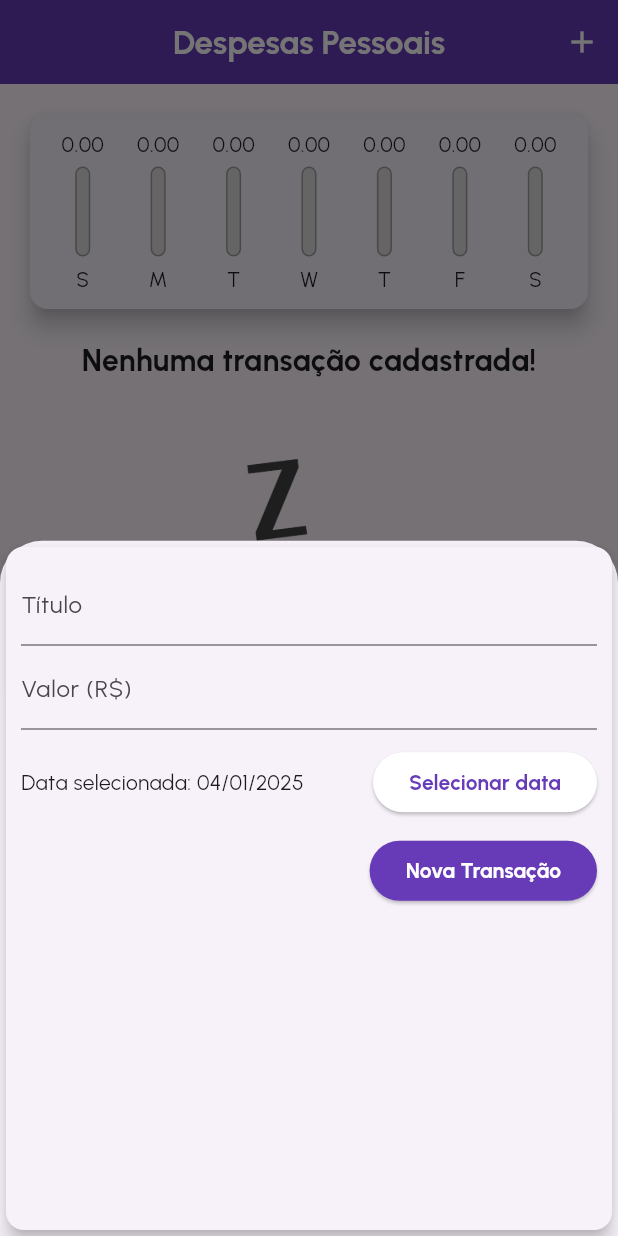
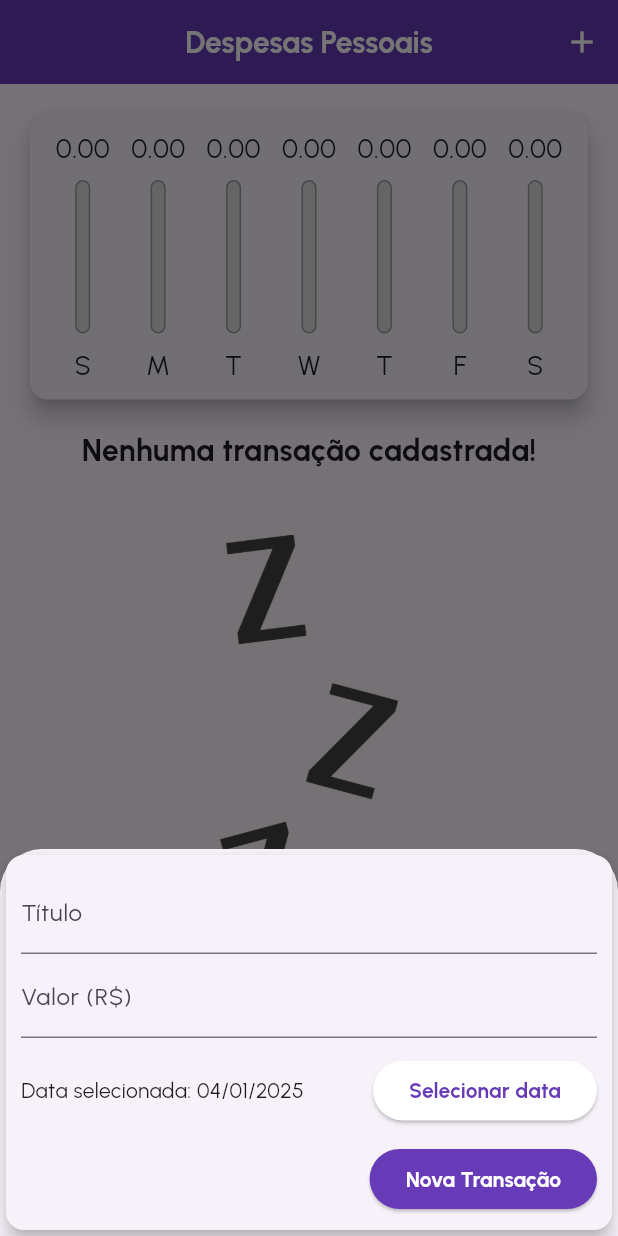
Before and after one commit to NaClaracontato/expenses, a Flutter app: the screen it shows after launch, after a tap on the "add" icon, on a phone screen of 412 x 824 dp. Run offline on Flutter 3.47's test engine with Material 3 defaults, Android fonts, the phone set to English and light mode, and no system bars.

Commit message:
ajuste de layout

```diff
--- a/lib/components/chart_bar.dart
+++ b/lib/components/chart_bar.dart
@@ -14,20 +14,23 @@ class ChartBar extends StatelessWidget {
 
   @override
   Widget build(BuildContext context) {
-    return Column(children: [
+    return LayoutBuilder(
+      builder: (ctx, constraints) {
+        return Column(
+          children: [
             SizedBox(
-        height: 20,
+              height: constraints.maxHeight * 0.15,
               child: FittedBox(
                 child: Text(
                   value.toStringAsFixed(2),
                 ),
               ),
             ),
-      const SizedBox(
-        height: 5,
+            SizedBox(
+              height: constraints.maxHeight * 0.05,
             ),
             SizedBox(
-        height: 60,
+              height: constraints.maxHeight * 0.6,
               width: 10,
               child: Stack(
                 alignment: Alignment.bottomCenter,
@@ -53,10 +56,18 @@ class ChartBar extends StatelessWidget {
                 ],
               ),
             ),
-      const SizedBox(
-        height: 5,
+            SizedBox(
+              height: constraints.maxHeight * 0.05,
             ),
-      Text(label),
-    ]);
+            SizedBox(
+              height: constraints.maxHeight * 0.15,
+              child: FittedBox(
+                child: Text(label),
+              ),
+            ),
+          ],
+        );
+      },
+    );
   }
 }
--- a/lib/components/transaction_form.dart
+++ b/lib/components/transaction_form.dart
@@ -44,10 +44,16 @@ class _TransactionFormState extends State<TransactionForm> {
 
   @override
   Widget build(BuildContext context) {
-    return Card(
+    return SingleChildScrollView(
+      child: Card(
         elevation: 5,
         child: Padding(
-        padding: const EdgeInsets.all(10),
+          padding: EdgeInsets.only(
+            top: 10,
+            right: 10,
+            left: 10,
+            bottom: 10 + MediaQuery.of(context).viewInsets.bottom,
+          ),
           child: Column(
             children: [
               TextField(
@@ -114,6 +120,7 @@ class _TransactionFormState extends State<TransactionForm> {
             ],
           ),
         ),
+      ),
     );
   }
 }
--- a/lib/components/transaction_list.dart
+++ b/lib/components/transaction_list.dart
@@ -11,10 +11,10 @@ class TransactionList extends StatelessWidget {
 
   @override
   Widget build(BuildContext context) {
-    return SizedBox(
-      height: 520,
-      child: transactions.isEmpty
-          ? Column(
+    return transactions.isEmpty
+        ? LayoutBuilder(
+            builder: (ctx, constrains) {
+              return Column(
                 children: [
                   const SizedBox(
                     height: 50,
@@ -27,16 +27,18 @@ class TransactionList extends StatelessWidget {
                     ),
                   ),
                   const SizedBox(
-                  height: 30,
+                    height: 20,
                   ),
                   SizedBox(
-                  height: 200,
+                    height: constrains.maxHeight * 0.5,
                     child: Image.asset(
                       'assets/images/waiting.png',
                       fit: BoxFit.cover,
                     ),
                   ),
                 ],
+              );
+            },
           )
         : ListView.builder(
             itemCount: transactions.length,
@@ -74,7 +76,19 @@ class TransactionList extends StatelessWidget {
                   subtitle: Text(
                     DateFormat('dd MMM yyyy').format(tr.date),
                   ),
-                    trailing: IconButton(
+                  trailing: MediaQuery.of(context).size.width > 480
+                      ? ElevatedButton.icon(
+                          onPressed: () => onRemove(tr.id),
+                          label: const Text(
+                            'Excluir',
+                            style: TextStyle(color: Colors.red),
+                          ),
+                          icon: const Icon(
+                            Icons.delete,
+                            color: Colors.red,
+                          ),
+                        )
+                      : IconButton(
                           onPressed: () => onRemove(tr.id),
                           icon: const Icon(Icons.delete),
                           color: Colors.red,
@@ -82,7 +96,6 @@ class TransactionList extends StatelessWidget {
                 ),
               );
             },
-            ),
           );
   }
 }
--- a/lib/view/my_home_page.dart
+++ b/lib/view/my_home_page.dart
@@ -14,6 +14,7 @@ class MyHomePage extends StatefulWidget {
 
 class _MyHomePageState extends State<MyHomePage> {
   final List<Transaction> transactions = [];
+  bool _showChart = false;
 
   List<Transaction> get _recentTransactions {
     return transactions.where((tr) {
@@ -59,10 +60,22 @@ class _MyHomePageState extends State<MyHomePage> {
 
   @override
   Widget build(BuildContext context) {
-    return Scaffold(
-      appBar: AppBar(
+    final mediaQuery = MediaQuery.of(context);
+
+    bool isLandscape = mediaQuery.orientation == Orientation.landscape;
+    final appBar = AppBar(
       backgroundColor: Theme.of(context).colorScheme.primary,
       actions: [
+        if (isLandscape)
+          IconButton(
+            onPressed: () {
+              setState(() {
+                _showChart = !_showChart;
+              });
+            },
+            icon: Icon(_showChart ? Icons.list : Icons.show_chart),
+            color: Colors.white,
+          ),
         IconButton(
           onPressed: () => _openTransactionFormModal(context),
           icon: const Icon(Icons.add),
@@ -70,22 +83,38 @@ class _MyHomePageState extends State<MyHomePage> {
         ),
       ],
       centerTitle: true,
-        title: const Text(
+      title: Text(
         'Despesas Pessoais',
         style: TextStyle(
           color: Colors.white,
           fontWeight: FontWeight.bold,
+          fontSize: mediaQuery.textScaler.scale(20),
         ),
       ),
-      ),
+    );
+
+    final availableHeight = mediaQuery.size.height -
+        appBar.preferredSize.height -
+        MediaQuery.of(context).padding.top;
+
+    return Scaffold(
+      appBar: appBar,
       body: SingleChildScrollView(
         child: Column(
           crossAxisAlignment: CrossAxisAlignment.stretch,
           children: [
-            Chart(recentTransactions: _recentTransactions),
-            TransactionList(
+            if (_showChart || !isLandscape)
+              SizedBox(
+                height: availableHeight * (isLandscape ? 0.8 : 0.3),
+                child: Chart(recentTransactions: _recentTransactions),
+              ),
+            if (!_showChart || !isLandscape)
+              SizedBox(
+                height: availableHeight * (isLandscape ? 1 : 0.7),
+                child: TransactionList(
                   transactions: transactions,
                   onRemove: _removeTransaction,
+                ),
               ),
           ],
         ),
```
Lines whose indentation alone changed are shown as unchanged.
